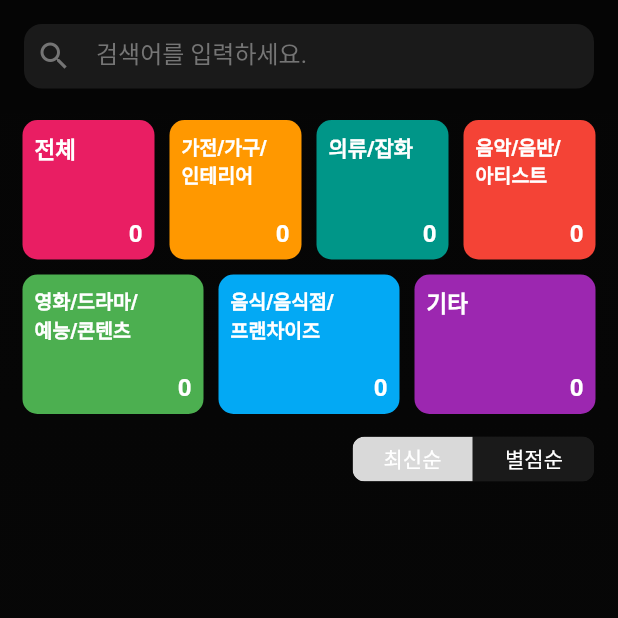
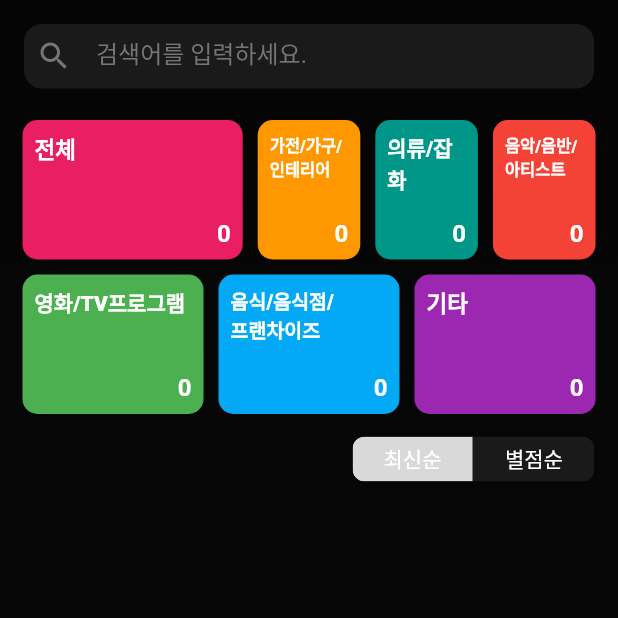
Before and after one commit to super1947/flutter_my_view_app, a Flutter app: the RankingScreen screen opened by its route, on a phone screen of 412 x 824 dp, the top half of it. Run offline on Flutter 3.47's test engine with Material 2 defaults, Android fonts, the light colour scheme and no system bars; drawn by our look-alikes of google_mobile_ads, toggle_switch; our stand-ins replace flutter_rating_bar, font_awesome_flutter, get, get_it, image_picker, line_icons and 2 more; generated files the repository leaves out were written again; network calls fail.

Commit message:
20210622 04:39 admob complete

```diff
--- a/lib/screens/ranking_screen.dart
+++ b/lib/screens/ranking_screen.dart
@@ -1,3 +1,4 @@
+import 'package:google_mobile_ads/google_mobile_ads.dart';
 import 'package:myview/components/myreview_card.dart';
 import 'package:myview/controller/categoryview_controller.dart';
 import 'package:myview/data/database.dart';
@@ -21,6 +22,24 @@ class _RankingScreenState extends State<RankingScreen> {
   late List<MyReviewData> myReviewsFiltered;
   String query = '';
   String category = '';
+  late final BannerAd banner;
+
+  @override
+  void initState() {
+    super.initState();
+    banner = BannerAd(
+      size: AdSize.banner,
+      adUnitId: "ca-app-pub-7507714493839382/5543399042",
+      listener: BannerAdListener(),
+      request: AdRequest(),
+    )..load();
+  }
+
+  @override
+  void dispose() {
+    super.dispose();
+    banner.dispose();
+  }
 
   searchReview(String query) async {
     final allMyReviews = await dao.getAllData();
@@ -123,7 +142,7 @@ class _RankingScreenState extends State<RankingScreen> {
                                     '가전/가구/\n인테리어',
                                     '${groupByCategory['가전/가구/인테리어'] == null ? 0 : groupByCategory['가전/가구/인테리어']?.length}',
                                     Colors.orange,
-                                    13.0),
+                                    11.0),
                                 _buildCategoryGridCard(
                                     2,
                                     '의류/잡화',
@@ -135,7 +154,7 @@ class _RankingScreenState extends State<RankingScreen> {
                                     '음악/음반/\n아티스트',
                                     '${groupByCategory['음악/음반/아티스트'] == null ? 0 : groupByCategory['음악/음반/아티스트']?.length}',
                                     Colors.red,
-                                    13.0),
+                                    11.0),
                               ],
                             ),
                           ),
@@ -144,10 +163,10 @@ class _RankingScreenState extends State<RankingScreen> {
                               children: [
                                 _buildCategoryGridCard(
                                     4,
-                                    '영화/드라마/\n예능/콘텐츠',
-                                    '${groupByCategory['영화/드라마/예능/콘텐츠'] == null ? 0 : groupByCategory['영화/드라마/예능/콘텐츠']?.length}',
+                                    '영화/TV프로그램',
+                                    '${groupByCategory['영화/TV프로그램'] == null ? 0 : groupByCategory['영화/TV프로그램']?.length}',
                                     Colors.green,
-                                    13.0),
+                                    14.0),
                                 _buildCategoryGridCard(
                                     5,
                                     '음식/음식점/\n프랜차이즈',
@@ -187,8 +206,8 @@ class _RankingScreenState extends State<RankingScreen> {
                           Flexible(
                             child: Row(
                               children: [
-                                _buildCategoryGridCard(4, '영화/드라마/\n예능/콘텐츠',
-                                    '0', Colors.green, 13.0),
+                                _buildCategoryGridCard(
+                                    4, '영화/\nTV프로그램', '0', Colors.green, 13.0),
                                 _buildCategoryGridCard(5, '음식/음식점/\n프랜차이즈', '0',
                                     Colors.lightBlue, 13.0),
                                 _buildCategoryGridCard(
@@ -209,6 +228,7 @@ class _RankingScreenState extends State<RankingScreen> {
   Expanded _buildCategoryGridCard(
       int index, String title, String count, MaterialColor color, double size) {
     return Expanded(
+      flex: controller.currentIndex == index.obs ? 2 : 1,
       child: InkWell(
         onTap: () {
           setState(() {
@@ -296,7 +316,7 @@ class _RankingScreenState extends State<RankingScreen> {
       case 3:
         return '음악/음반/아티스트';
       case 4:
-        return '영화/드라마/예능/콘텐츠';
+        return '영화/TV프로그램/콘텐츠';
       case 5:
         return '음식/음식점/프랜차이즈';
       case 6:
@@ -313,6 +333,7 @@ class _RankingScreenState extends State<RankingScreen> {
       },
       child: Scaffold(
         body: Stack(
+          alignment: Alignment.bottomCenter,
           children: [
             Container(
               decoration: const BoxDecoration(
@@ -338,6 +359,12 @@ class _RankingScreenState extends State<RankingScreen> {
                 ],
               ),
             ),
+            Container(
+              height: 50.0,
+              child: AdWidget(
+                ad: this.banner,
+              ),
+            ),
           ],
         ),
       ),
--- a/lib/screens/update_screen.dart
+++ b/lib/screens/update_screen.dart
@@ -50,11 +50,12 @@ class _UpdateScreenState extends State<UpdateScreen> {
     id = widget.id;
   }
 
+
   static final List<String> categoryItems = <String>[
     '가전/가구/인테리어',
     '의류/잡화',
     '음악/음반/아티스트',
-    '영화/드라마/예능/콘텐츠',
+    '영화/TV프로그램',
     '음식/음식점/프랜차이즈',
     '기타'
   ];
--- a/pubspec.yaml
+++ b/pubspec.yaml
@@ -15,7 +15,7 @@ publish_to: "none" # Remove this line if you wish to publish to pub.dev
 # In iOS, build-name is used as CFBundleShortVersionString while build-number used as CFBundleVersion.
 # Read more about iOS versioning at
 # https://developer.apple.com/library/archive/documentation/General/Reference/InfoPlistKeyReference/Articles/CoreFoundationKeys.html
-version: 1.0.0+5
+version: 1.0.0+6
 
 environment:
   sdk: ">=2.12.0 <3.0.0"
@@ -36,7 +36,7 @@ dependencies:
   image_picker: ^0.8.0
   toggle_switch: ^0.1.9
   permission_handler: ^8.1.1
-  # google_mobile_ads: ^0.13.0
+  google_mobile_ads: ^0.13.0
 
   # The following adds the Cupertino Icons font to your application.
   # Use with the CupertinoIcons class for iOS style icons.
```
Also changed, not shown: lib/components/image_expand_card.dart (added, +38 -0 lines), lib/components/myreview_popup_card.dart (+25 -9 lines), lib/screens/home_screen.dart (+41 -7 lines), lib/screens/write_screen.dart (+36 -7 lines), pubspec.lock, 2 other files.
